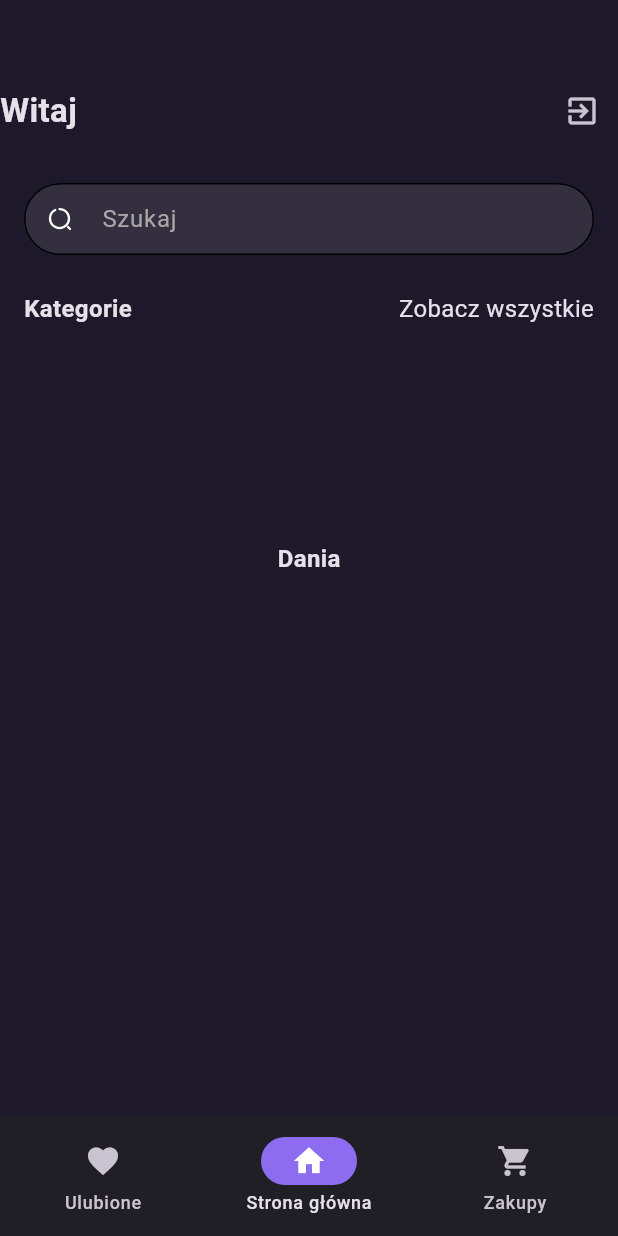
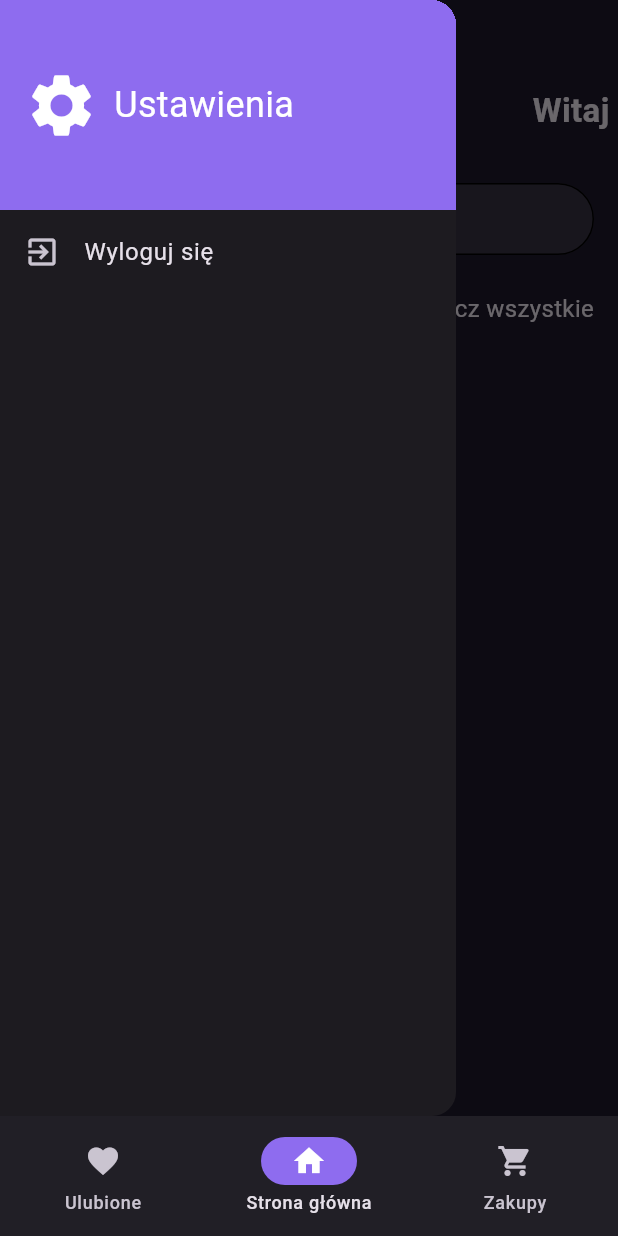
Before and after one commit to OliwierStepien/ecommerce, a Flutter app: the HomePage screen opened by its route, with the side drawer open (before the commit the screen has no drawer), on a phone screen of 412 x 824 dp. Run offline on Flutter 3.47's test engine with Material 3 defaults, Android fonts, the phone set to English and light mode, and no system bars; our stand-ins replace cloud_firestore, dartz, equatable, firebase_auth, firebase_core, flutter_bloc and 3 more; accounts and stored records are empty.

Commit message:
add drawer

```diff
--- a/lib/common/widgets/appbar/app_bar.dart
+++ b/lib/common/widgets/appbar/app_bar.dart
@@ -1,4 +1,3 @@
-import 'package:mealapp/core/configs/theme/app_colors.dart';
 import 'package:flutter/material.dart';
 
 class BasicAppbar extends StatelessWidget implements PreferredSizeWidget {
@@ -36,8 +35,8 @@ class BasicAppbar extends StatelessWidget implements PreferredSizeWidget {
         icon: Container(
           height: 50,
           width: 50,
-          decoration: const BoxDecoration(
-            color: AppColors.secondBackground,
+          decoration: BoxDecoration(
+            color: Theme.of(context).inputDecorationTheme.fillColor,
             shape: BoxShape.circle
           ),
           child: const Icon(
--- a/lib/common/widgets/meal/meal_card.dart
+++ b/lib/common/widgets/meal/meal_card.dart
@@ -2,8 +2,6 @@ import 'package:go_router/go_router.dart';
 import 'package:mealapp/domain/meal/entity/meal.dart';
 import 'package:flutter/material.dart';
 import 'package:mealapp/routes/routes.dart';
-
-import '../../../core/configs/theme/app_colors.dart';
 import '../../helper/images/image_display.dart';
 
 class MealCard extends StatelessWidget {
@@ -25,7 +23,7 @@ class MealCard extends StatelessWidget {
       child: Container(
         width: 180,
         decoration: BoxDecoration(
-          color: AppColors.secondBackground,
+          color: Theme.of(context).inputDecorationTheme.fillColor,
           borderRadius: BorderRadius.circular(8),
         ),
         child: Column(
--- a/lib/core/configs/theme/app_theme.dart
+++ b/lib/core/configs/theme/app_theme.dart
@@ -3,7 +3,6 @@ import 'package:flutter/material.dart';
 import 'app_colors.dart';
 
 class AppTheme {
-
 
   static final appTheme = ThemeData(
     primaryColor: AppColors.primary,
@@ -11,7 +10,7 @@ class AppTheme {
     brightness: Brightness.dark,
 
     snackBarTheme: const SnackBarThemeData(
-      backgroundColor: AppColors.background,
+      backgroundColor: AppColors.primary,
       contentTextStyle: TextStyle(color: Colors.white),
     ),
     inputDecorationTheme: InputDecorationTheme(
--- a/lib/presentation/all_categories/pages/all_categories.dart
+++ b/lib/presentation/all_categories/pages/all_categories.dart
@@ -3,7 +3,6 @@ import 'package:mealapp/common/widgets/error_message/error_message.dart';
 import 'package:mealapp/presentation/category_meals/bloc/categories_display_cubit.dart';
 import 'package:mealapp/presentation/category_meals/bloc/categories_display_state.dart';
 import 'package:mealapp/common/widgets/appbar/app_bar.dart';
-import 'package:mealapp/core/configs/theme/app_colors.dart';
 import 'package:flutter/material.dart';
 import 'package:flutter_bloc/flutter_bloc.dart';
 import 'package:mealapp/routes/routes.dart';
@@ -58,7 +57,7 @@ Widget _categories() {
                 height: 70,
                 padding: const EdgeInsets.all(12),
                 decoration: BoxDecoration(
-                  color: AppColors.secondBackground,
+                  color: Theme.of(context).inputDecorationTheme.fillColor,
                   borderRadius: BorderRadius.circular(8),
                 ),
                 child: Row(
--- a/lib/presentation/home/pages/home.dart
+++ b/lib/presentation/home/pages/home.dart
@@ -3,6 +3,7 @@ import 'package:mealapp/common/bloc/button/button_state.dart';
 import 'package:mealapp/common/bloc/button/button_state_cubit.dart';
 import 'package:mealapp/presentation/home/bloc/user_info_display_cubit.dart';
 import 'package:mealapp/presentation/home/widgets/header.dart';
+import 'package:mealapp/presentation/home/widgets/main_drawer.dart';
 import 'package:mealapp/presentation/home/widgets/meals.dart';
 import 'package:mealapp/presentation/home/widgets/search_field_home.dart';
 import 'package:flutter/material.dart';
@@ -17,13 +18,12 @@ class HomePage extends StatelessWidget {
   @override
   Widget build(BuildContext context) {
     return Scaffold(
+      drawer: const MainDrawer(),
       body: MultiBlocProvider(
         providers: [
           BlocProvider(
             create: (context) => UserInfoDisplayCubit()..displayUserInfo(),
           ),
-          BlocProvider(create: (context) => ButtonStateCubit()),
-
         ],
         child: BlocListener<ButtonStateCubit, ButtonState>(
           listener: (context, state) {
@@ -44,7 +44,8 @@ class HomePage extends StatelessWidget {
             }
           },
           child: const SingleChildScrollView(
-            child: Column(
+            child:
+            Column(
               children: [
                 SizedBox(height: 50),
                 Header(),
--- a/lib/presentation/home/widgets/header.dart
+++ b/lib/presentation/home/widgets/header.dart
@@ -1,13 +1,10 @@
-import 'package:mealapp/common/bloc/button/button_state_cubit.dart';
 import 'package:mealapp/common/widgets/error_message/error_message.dart';
 import 'package:mealapp/domain/auth/entity/user.dart';
-import 'package:mealapp/domain/auth/usecases/signout.dart';
-import 'package:mealapp/presentation/meal_details/pages/favorite_meals.dart';
 import 'package:mealapp/presentation/home/bloc/user_info_display_cubit.dart';
 import 'package:mealapp/presentation/home/bloc/user_info_display_state.dart';
-import 'package:mealapp/presentation/shopping_list/pages/shopping_list.dart';
 import 'package:flutter/material.dart';
 import 'package:flutter_bloc/flutter_bloc.dart';
+import 'package:mealapp/presentation/home/widgets/cubit_test.dart';
 
 class Header extends StatelessWidget {
   const Header({super.key});
@@ -24,10 +21,9 @@ class Header extends StatelessWidget {
           return Row(
             mainAxisAlignment: MainAxisAlignment.spaceBetween,
             children: [
-              // _shoppingList(context),
-              // _favoriteIcon(context),
+              _menuIcon(context),
               _userName(state.user),
-              _logoutIcon(context),
+              // _vegetarianSwitch(context),
             ],
           );
         }
@@ -46,6 +42,15 @@ class Header extends StatelessWidget {
   }
 }
 
+  Widget _menuIcon(BuildContext context) {
+    return IconButton(
+      icon: const Icon(Icons.menu),
+      onPressed: () {
+        Scaffold.of(context).openDrawer();
+      },
+    );
+  }
+
 Widget _userName(UserEntity user) {
   return Text(
     'Witaj ${user.firstName}',
@@ -60,37 +65,21 @@ Widget _userName(UserEntity user) {
   );
 }
 
-Widget _logoutIcon(BuildContext context) {
-  return IconButton(
-    icon: const Icon(Icons.exit_to_app),
-    onPressed: () {
-      context.read<ButtonStateCubit>().execute(usecase: SignoutUsecase());
-    },
-  );
-}
-
-// Widget _favoriteIcon(BuildContext context) {
-//   return IconButton(
-//     icon: const Icon(Icons.favorite),
-//     onPressed: () {
-//       Navigator.push(
-//         context,
-//         MaterialPageRoute(builder: (context) => const FavoriteMealsPage()),
+// Widget _vegetarianSwitch(BuildContext context) {
+//   return BlocBuilder<VegetarianFilterCubit, bool>(
+//     builder: (context, isVegetarian) {
+//       return Row(
+//         children: [
+//           Icon(Icons.eco, color: isVegetarian ? Colors.green : Colors.grey),
+//           const SizedBox(width: 8),
+//           Switch(
+//             value: isVegetarian,
+//             onChanged: (newValue) {
+//               context.read<VegetarianFilterCubit>().toggle();
+//             },
+//           ),
+//         ],
 //       );
 //     },
 //   );
 // }
-
-// Widget _shoppingList(BuildContext context) {
-//   return IconButton(
-//     icon: const Icon(Icons.shopping_cart),
-//     onPressed: () {
-//       Navigator.push(
-//         context,
-//         MaterialPageRoute(
-//           builder: (context) => const ShoppingListPage(),
-//         ),
-//       );
-//     },
-//   );
-// }
--- /dev/null
+++ b/lib/presentation/home/widgets/main_drawer.dart
@@ -0,0 +1,71 @@
+import 'package:flutter/material.dart';
+import 'package:flutter_bloc/flutter_bloc.dart';
+import 'package:go_router/go_router.dart';
+import 'package:mealapp/common/bloc/button/button_state.dart';
+import 'package:mealapp/common/bloc/button/button_state_cubit.dart';
+import 'package:mealapp/domain/auth/usecases/signout.dart';
+import 'package:mealapp/routes/routes.dart';
+
+class MainDrawer extends StatelessWidget {
+  const MainDrawer({super.key});
+
+  @override
+  Widget build(BuildContext context) {
+    return BlocListener<ButtonStateCubit, ButtonState>(
+      listener: (context, state) {
+        if (state is ButtonFailureState) {
+          final snackbar = SnackBar(
+            content: Text(state.errorMessage),
+            behavior: SnackBarBehavior.floating,
+          );
+          ScaffoldMessenger.of(context).showSnackBar(snackbar);
+        }
+        if (state is ButtonSuccessState) {
+          final snackbar = SnackBar(
+            content: Text(state.successMessage),
+            behavior: SnackBarBehavior.floating,
+          );
+          ScaffoldMessenger.of(context).showSnackBar(snackbar);
+          context.go(Routes.signInEmailPage);
+        }
+      },
+      child: Drawer(
+        child: ListView(
+          padding: EdgeInsets.zero,
+          children: [
+            Container(
+                height: 140,
+                padding: const EdgeInsets.symmetric(horizontal: 16),
+                decoration: BoxDecoration(
+                  color: Theme.of(context).primaryColor,
+                ),
+                child: const Row(
+                  children: [
+                    Icon(
+                      Icons.settings,
+                      color: Colors.white,
+                      size: 50,
+                    ),
+                    SizedBox(width: 10),
+                    Text(
+                      'Ustawienia',
+                      style: TextStyle(
+                        color: Colors.white,
+                        fontSize: 24,
+                      ),
+                    ),
+                  ],
+                )),
+            ListTile(
+              leading: const Icon(Icons.exit_to_app),
+              title: const Text('Wyloguj się'),
+              onTap: () {
+                context.read<ButtonStateCubit>().execute(usecase: SignoutUsecase());
+              },
+            ),
+          ],
+        ),
+      ),
+    );
+  }
+}
--- a/lib/presentation/home/widgets/search_field_home.dart
+++ b/lib/presentation/home/widgets/search_field_home.dart
@@ -30,7 +30,10 @@ class SearchFieldHome extends StatelessWidget {
             AppVectors.search,
             fit: BoxFit.none,
           ),
-          hintText: 'Szukaj'
+          hintText: 'Szukaj',
+          hintStyle: const TextStyle(
+            color: Colors.white,
+          ),
         ),
       ),
     );
--- a/lib/presentation/meal_details/widgets/favorite_button.dart
+++ b/lib/presentation/meal_details/widgets/favorite_button.dart
@@ -3,7 +3,6 @@ import 'package:mealapp/presentation/meal_details/bloc/favorite_icon_cubit.dart'
 import 'package:mealapp/presentation/meal_details/bloc/meals_display_cubit.dart';
 import 'package:flutter/material.dart';
 import 'package:flutter_bloc/flutter_bloc.dart';
-import '../../../core/configs/theme/app_colors.dart';
 
 class FavoriteButton extends StatelessWidget {
   final MealEntity mealEntity;
@@ -40,8 +39,8 @@ class FavoriteButton extends StatelessWidget {
       icon: Container(
         height: 40,
         width: 40,
-        decoration: const BoxDecoration(
-            color: AppColors.secondBackground, shape: BoxShape.circle),
+        decoration: BoxDecoration(
+            color: Theme.of(context).inputDecorationTheme.fillColor, shape: BoxShape.circle),
         child: BlocBuilder<FavoriteIconCubit, bool>(
           builder: (context, state) => Icon(
             state ? Icons.favorite : Icons.favorite_outline,
--- a/lib/presentation/shopping_list/pages/shopping_list.dart
+++ b/lib/presentation/shopping_list/pages/shopping_list.dart
@@ -1,7 +1,6 @@
 import 'package:flutter/material.dart';
 import 'package:flutter_bloc/flutter_bloc.dart';
 import 'package:mealapp/common/widgets/appbar/app_bar.dart';
-import 'package:mealapp/core/configs/theme/app_colors.dart';
 import 'package:mealapp/presentation/meal_details/bloc/shopping_list_cubit.dart';
 import 'package:mealapp/domain/meal/entity/meal.dart';
 
@@ -25,10 +24,10 @@ class ShoppingListPage extends StatelessWidget {
                 final item = state[index];
                 final ingredient = item['ingredient']!;
                 final title = item['title']!;
-                final mealEntity = item['mealEntity'] as MealEntity; // Pobieramy MealEntity
+                final mealEntity = item['mealEntity'] as MealEntity;
 
                 return Card(
-                  color: AppColors.secondBackground,
+                  color: Theme.of(context).inputDecorationTheme.fillColor,
                   elevation: 2,
                   margin: const EdgeInsets.symmetric(vertical: 5),
                   shape: RoundedRectangleBorder(
```
Also changed, not shown: lib/common/helper/navigator/app_navigator.dart (deleted, +0 -26 lines), lib/main.dart (+9 -2 lines), lib/presentation/home/widgets/cubit_test.dart (added, +7 -0 lines), lib/presentation/search/widgets/search_field.dart (+12 -13 lines).
